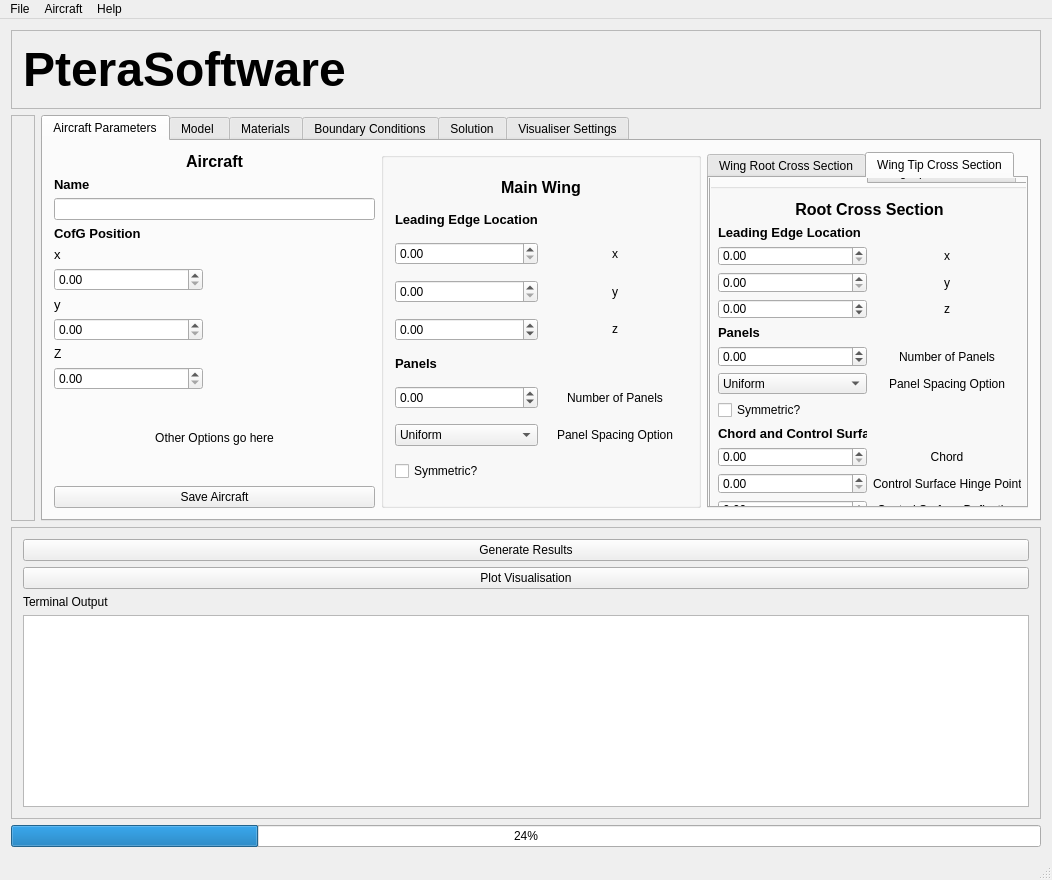
camUrban/PteraSoftware, file pterasoftware/ui_resources/mainWindow.ui: the form before one commit.
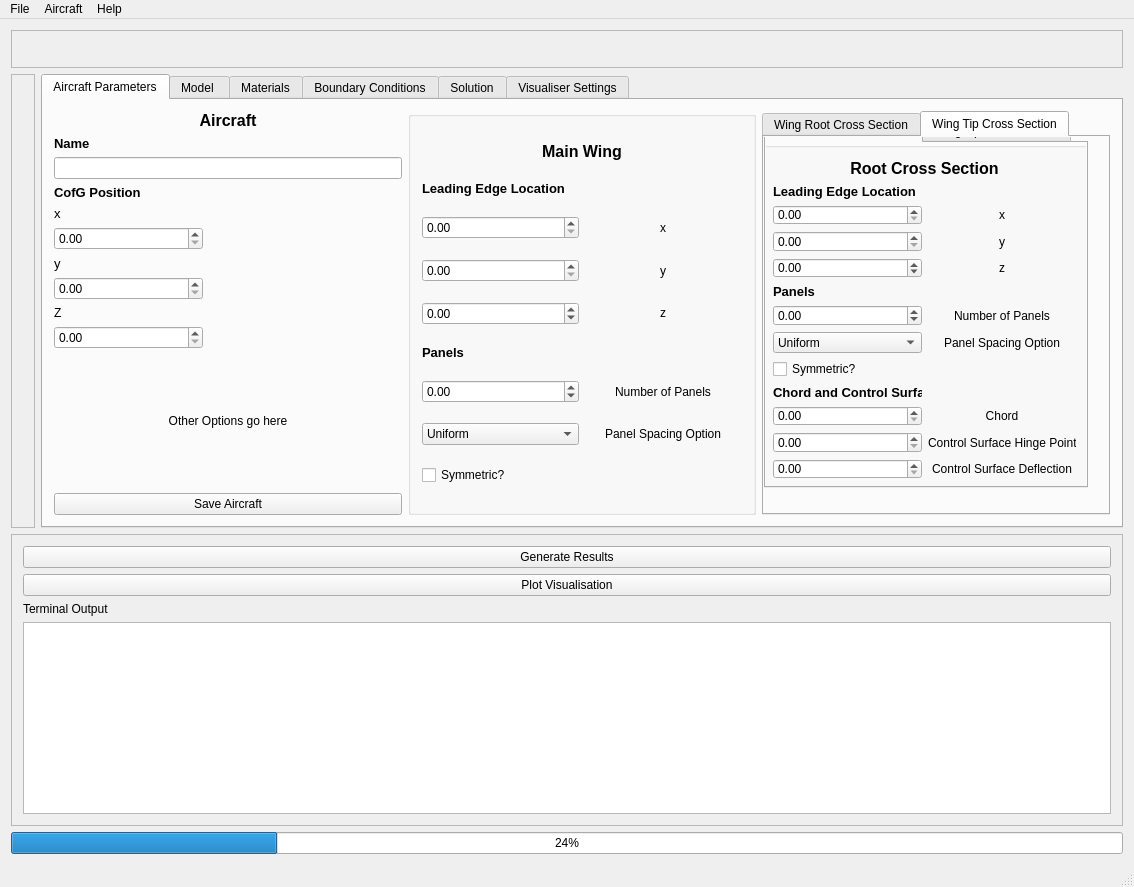
The form after the commit. The open tabs and pages were chosen to show the change. Icons and pictures are not drawn.

Patch:
```diff
--- a/pterasoftware/ui_resources/mainWindow.ui
+++ b/pterasoftware/ui_resources/mainWindow.ui
@@ -6,8 +6,8 @@
    <rect>
     <x>0</x>
     <y>0</y>
-    <width>1052</width>
-    <height>880</height>
+    <width>1134</width>
+    <height>887</height>
    </rect>
   </property>
   <property name="sizePolicy">
@@ -725,6 +725,12 @@
              <number>0</number>
             </property>
             <widget class="QWidget" name="tab_13">
+             <property name="sizePolicy">
+              <sizepolicy hsizetype="MinimumExpanding" vsizetype="Preferred">
+               <horstretch>0</horstretch>
+               <verstretch>0</verstretch>
+              </sizepolicy>
+             </property>
              <property name="minimumSize">
               <size>
                <width>318</width>
@@ -1268,37 +1274,12 @@
       </property>
       <layout class="QGridLayout" name="gridLayout_5">
        <item row="0" column="0">
-        <widget class="QLabel" name="Title">
-         <property name="enabled">
-          <bool>true</bool>
-         </property>
-         <property name="sizePolicy">
-          <sizepolicy hsizetype="Preferred" vsizetype="Preferred">
-           <horstretch>0</horstretch>
-           <verstretch>0</verstretch>
-          </sizepolicy>
-         </property>
-         <property name="minimumSize">
-          <size>
-           <width>500</width>
-           <height>0</height>
-          </size>
-         </property>
-         <property name="maximumSize">
-          <size>
-           <width>799</width>
-           <height>16777215</height>
-          </size>
-         </property>
-         <property name="text">
-          <string>&lt;html&gt;&lt;head/&gt;&lt;body&gt;&lt;p&gt;&lt;span style=&quot; font-size:36pt; font-weight:600;&quot;&gt;PteraSoftware&lt;/span&gt;&lt;/p&gt;&lt;/body&gt;&lt;/html&gt;</string>
-         </property>
-        </widget>
-       </item>
-       <item row="0" column="1">
         <widget class="QLabel" name="Logo">
          <property name="text">
-          <string>&lt;html&gt;&lt;head/&gt;&lt;body&gt;&lt;p&gt;&lt;img src=&quot;../docs/logo.png&quot;/&gt;&lt;/p&gt;&lt;/body&gt;&lt;/html&gt;</string>
+          <string>&lt;html&gt;&lt;head/&gt;&lt;body&gt;&lt;p&gt;&lt;img src=&quot;docs/logo.png&quot;/&gt;&lt;/p&gt;&lt;/body&gt;&lt;/html&gt;</string>
+         </property>
+         <property name="alignment">
+          <set>Qt::AlignCenter</set>
          </property>
         </widget>
        </item>
@@ -1368,7 +1349,7 @@
     <rect>
      <x>0</x>
      <y>0</y>
-     <width>1052</width>
+     <width>1134</width>
      <height>21</height>
     </rect>
    </property>
```
Left out of the diff: 2 changed lines with no effect on the pictures.
